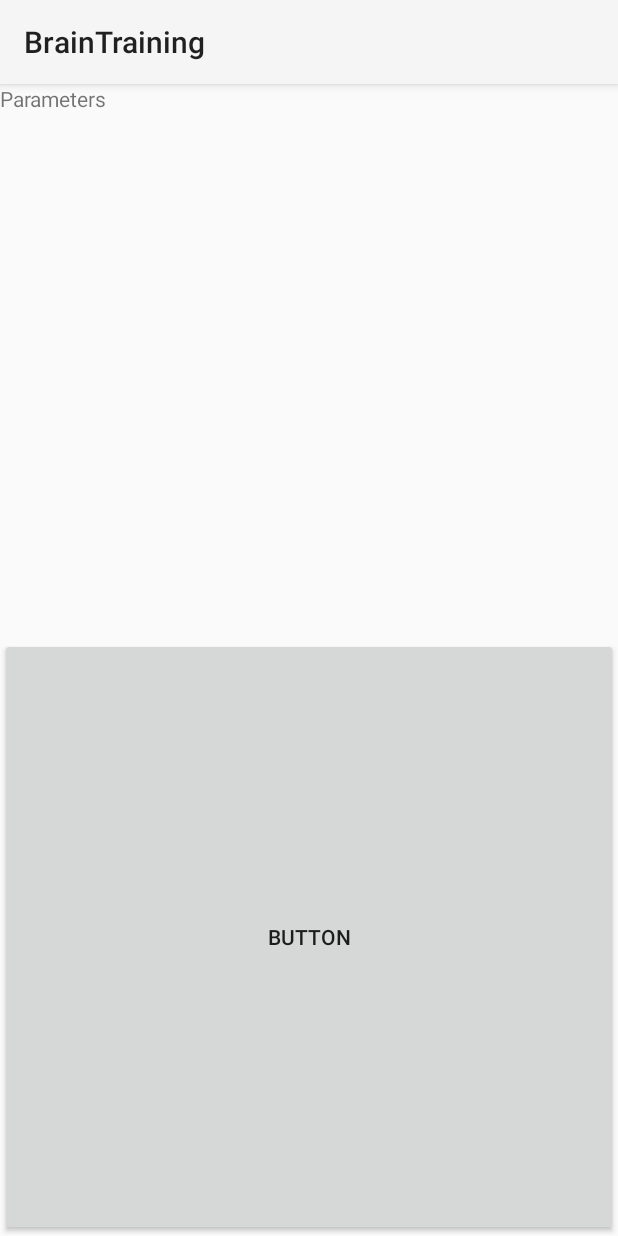
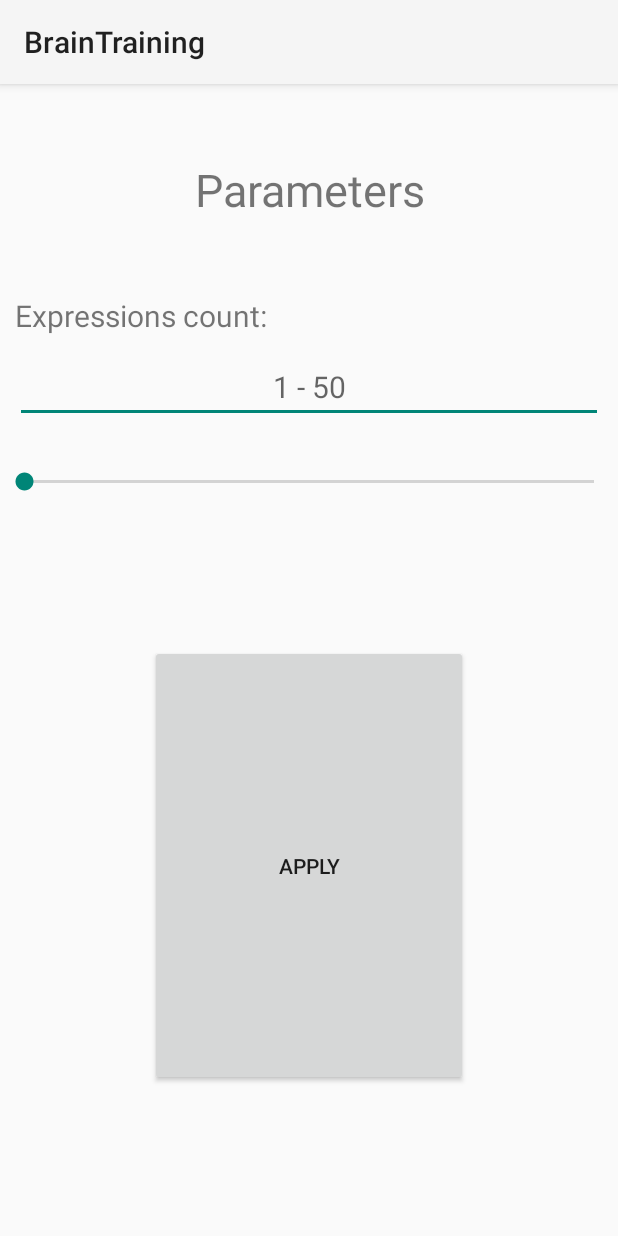
Before and after one commit to PervuhinRoman/BrainTraining, an Android app: the screen it shows after launch (MainActivity), on a phone screen of 412 x 824 dp. Run offline under Robolectric (Android 15) with nearby library versions, the phone set to English and light mode, and no system bars.

Commit message:
ready activity_main interface: add seekbar

```diff
--- a/app/src/main/java/com/example/braintraining/MainActivity.java
+++ b/app/src/main/java/com/example/braintraining/MainActivity.java
@@ -10,6 +10,7 @@ import android.os.Bundle;
 import android.util.Log;
 import android.view.View;
 import android.widget.Button;
+import android.widget.SeekBar;
 import android.widget.TextView;
 
 import org.w3c.dom.Text;
@@ -20,6 +21,8 @@ import java.util.List;
 public class MainActivity extends AppCompatActivity {
 
     Button btnApply;
+    SeekBar expressionsCount;
+    TextView txtExpressionsCount;
 
     @Override
     protected void onCreate(Bundle savedInstanceState) {
@@ -27,6 +30,8 @@ public class MainActivity extends AppCompatActivity {
         setContentView(R.layout.activity_main);
 
         btnApply = (Button) findViewById(R.id.btnApply);
+        expressionsCount = (SeekBar) findViewById(R.id.seekBar);
+        txtExpressionsCount = (TextView) findViewById(R.id.txtExpressionsCount);
 
         btnApply.setOnClickListener(new View.OnClickListener() {
             @Override
@@ -35,5 +40,18 @@ public class MainActivity extends AppCompatActivity {
                 startActivity(intent);
             }
         });
+
+        expressionsCount.setOnSeekBarChangeListener(new SeekBar.OnSeekBarChangeListener() {
+            @Override
+            public void onProgressChanged(SeekBar seekBar, int progress, boolean b) {
+                txtExpressionsCount.setText(Integer.toString(progress / 2));
+            }
+
+            @Override
+            public void onStartTrackingTouch(SeekBar seekBar) { }
+
+            @Override
+            public void onStopTrackingTouch(SeekBar seekBar) { }
+        });
     }
 }
--- a/app/src/main/res/layout/activity_main.xml
+++ b/app/src/main/res/layout/activity_main.xml
@@ -13,12 +13,44 @@
         android:layout_width="match_parent"
         android:layout_height="wrap_content"
         android:text="Parameters"
-        android:layout_weight="1"/>
+        android:textSize="30sp"
+        android:gravity="center"
+        android:layout_weight="0"
+        android:layout_marginBottom="50dp"
+        android:layout_marginTop="50dp"/>
+
+    <TextView
+        android:id="@+id/textView3"
+        android:layout_width="match_parent"
+        android:layout_height="wrap_content"
+        android:layout_weight="0"
+        android:text="Expressions count: "
+        android:textSize="20sp"
+        android:layout_marginStart="10dp"/>
+
+    <EditText
+        android:id="@+id/txtExpressionsCount"
+        android:layout_width="match_parent"
+        android:layout_height="wrap_content"
+        android:layout_weight="0"
+        android:text=""
+        android:hint="1 - 50"
+        android:gravity="center"
+        android:textSize="20sp"
+        android:layout_margin="10dp"/>
+
+    <SeekBar
+        android:layout_marginTop="20dp"
+        android:id="@+id/seekBar"
+        android:layout_width="match_parent"
+        android:layout_height="wrap_content"
+        android:layout_weight="0" />
 
     <Button
         android:id="@+id/btnApply"
         android:layout_width="match_parent"
         android:layout_height="wrap_content"
-        android:text="Button"
-        android:layout_weight="1"/>
+        android:text="Apply"
+        android:layout_weight="1"
+        android:layout_margin="100dp"/>
 </LinearLayout>
```
